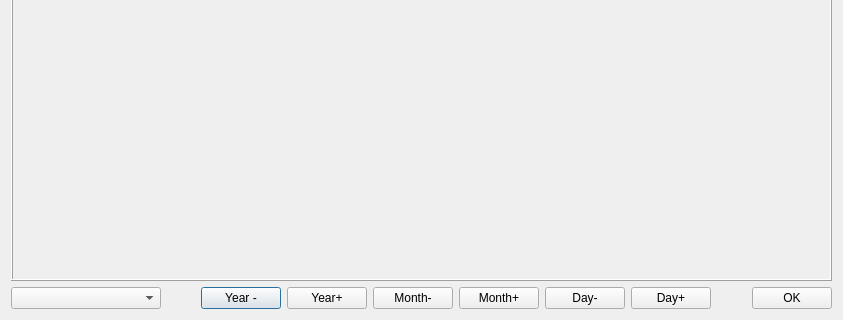
The window that csolarsystem.ui (PavelMr/skytechx) describes before a commit, drawn with Qt 5; both pictures show x 0 to 843 and y 346 to 666 of the 843 by 666 pixel window.
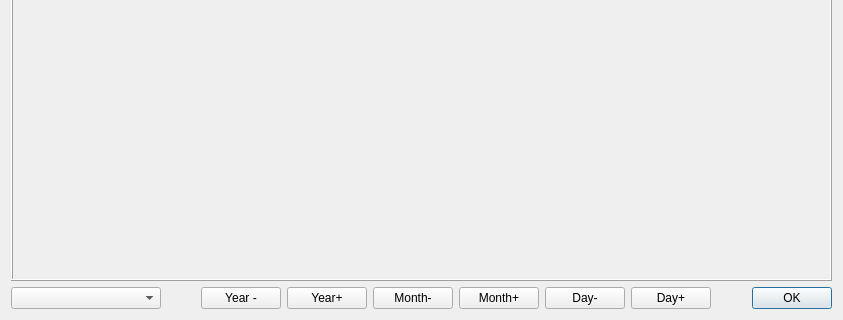
The same window after the commit.

The edit to the form file:
```diff
--- a/csolarsystem.ui
+++ b/csolarsystem.ui
@@ -129,6 +129,9 @@
          <property name="text">
           <string>OK</string>
          </property>
+         <property name="default">
+          <bool>true</bool>
+         </property>
         </widget>
        </item>
       </layout>
```
